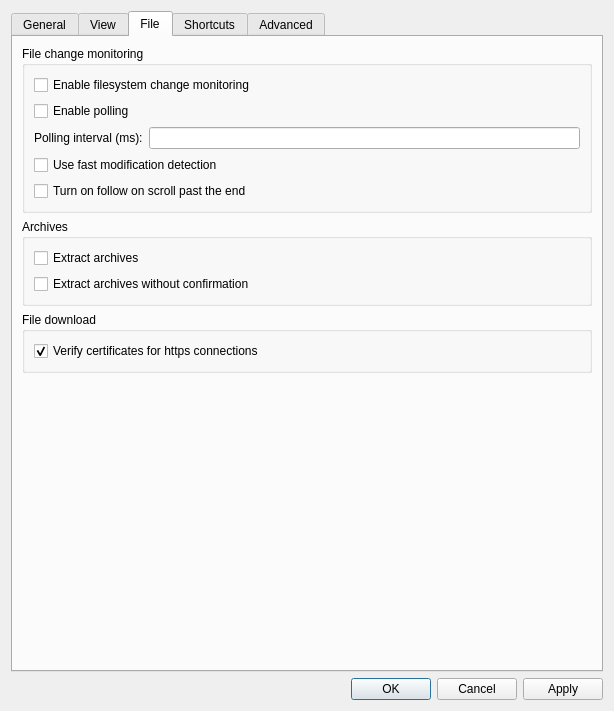
The window that src/ui/include/optionsdialog.ui (ykk136/klogg) describes before a commit, drawn with Qt 5.
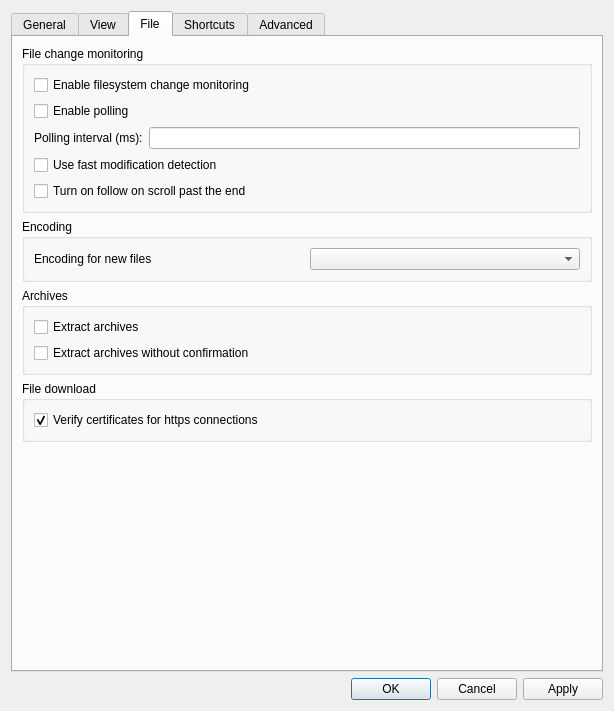
The same window after the commit. The open tabs and pages were chosen to show the change.

Commit message: feat: allow to set default encoding (#431)

```diff
--- a/src/ui/include/optionsdialog.ui
+++ b/src/ui/include/optionsdialog.ui
@@ -468,6 +468,29 @@
          </layout>
         </widget>
        </item>
+       <item>
+        <widget class="QGroupBox" name="encodingGroupBox">
+         <property name="title">
+          <string>Encoding</string>
+         </property>
+         <layout class="QVBoxLayout" name="verticalLayout_17">
+          <item>
+           <layout class="QHBoxLayout" name="horizontalLayout_3">
+            <item>
+             <widget class="QLabel" name="label_12">
+              <property name="text">
+               <string>Encoding for new files</string>
+              </property>
+             </widget>
+            </item>
+            <item>
+             <widget class="QComboBox" name="encodingComboBox"/>
+            </item>
+           </layout>
+          </item>
+         </layout>
+        </widget>
+       </item>
        <item>
         <widget class="QGroupBox" name="archivesGroupBox">
          <property name="title">
```
The commit also changes 10 other files.
